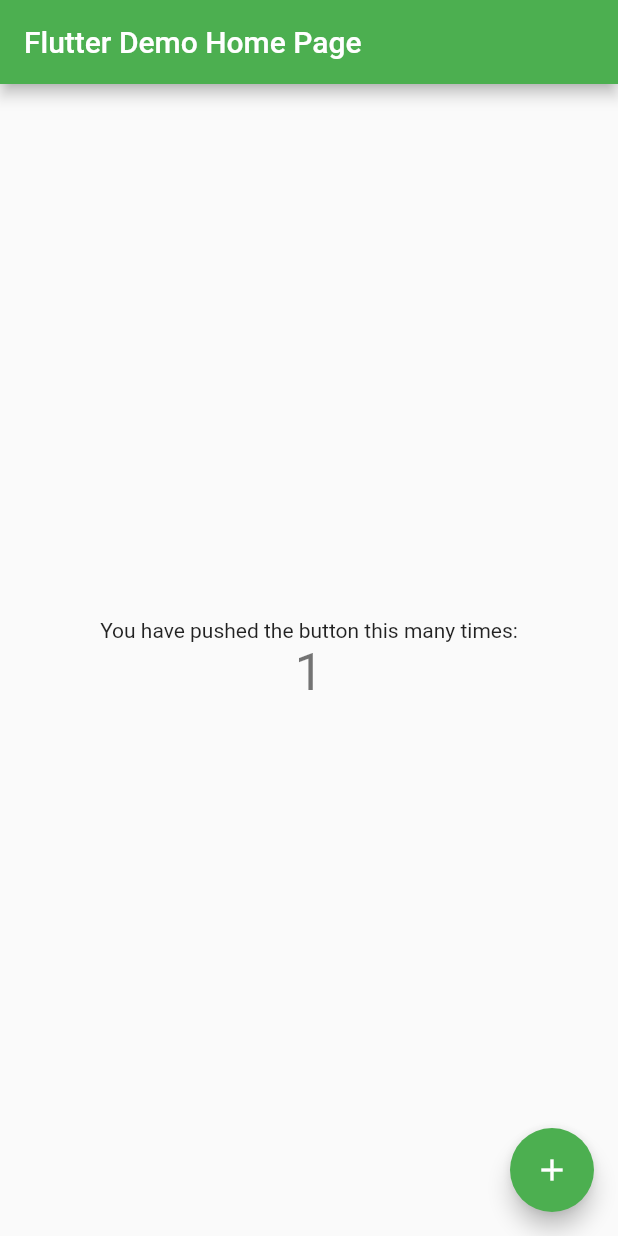
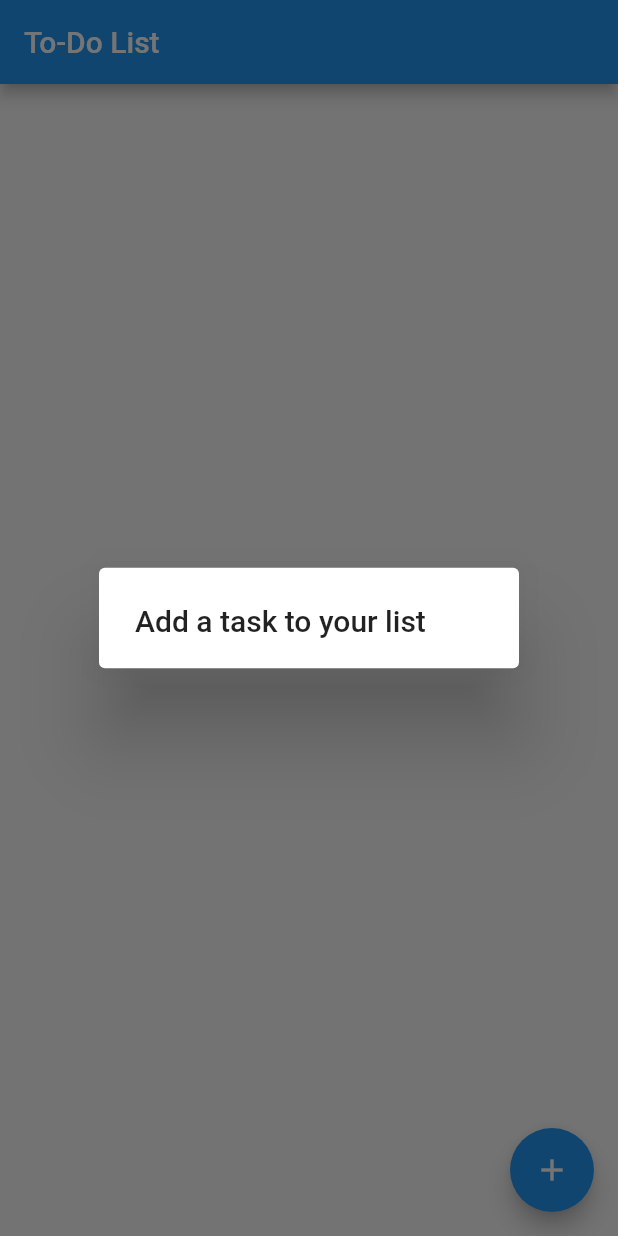
Before and after one commit to MaDaWa404/flutter_e_portfolio, a Flutter app: the screen it shows after launch, after a tap on the "add" icon, on a phone screen of 412 x 824 dp. Run offline on Flutter 3.47's test engine with Material 2 defaults, Android fonts, the phone set to English and light mode, and no system bars; our stand-ins replace shared_preferences.

Commit message:
prepared code for demo

```diff
--- a/lib/main.dart
+++ b/lib/main.dart
@@ -1,115 +1,77 @@
 import 'package:flutter/material.dart';
+import 'package:shared_preferences/shared_preferences.dart';
 
-void main() {
-  runApp(const MyApp());
-}
+void main() => runApp(const App());
 
-class MyApp extends StatelessWidget {
-  const MyApp({Key? key}) : super(key: key);
+class App extends StatelessWidget {
+  const App({Key? key}) : super(key: key);
 
-  // This widget is the root of your application.
   @override
   Widget build(BuildContext context) {
-    return MaterialApp(
-      title: 'Flutter Demo',
-      theme: ThemeData(
-        // This is the theme of your application.
-        //
-        // Try running your application with "flutter run". You'll see the
-        // application has a blue toolbar. Then, without quitting the app, try
-        // changing the primarySwatch below to Colors.green and then invoke
-        // "hot reload" (press "r" in the console where you ran "flutter run",
-        // or simply save your changes to "hot reload" in a Flutter IDE).
-        // Notice that the counter didn't reset back to zero; the application
-        // is not restarted.
-        primarySwatch: Colors.green,
-      ),
-      home: const MyHomePage(title: 'Flutter Demo Home Page'),
-    );
+    return const MaterialApp(title: 'To-Do List', home: TodoList());
   }
 }
 
-class MyHomePage extends StatefulWidget {
-  const MyHomePage({Key? key, required this.title}) : super(key: key);
-
-  // This widget is the home page of your application. It is stateful, meaning
-  // that it has a State object (defined below) that contains fields that affect
-  // how it looks.
-
-  // This class is the configuration for the state. It holds the values (in this
-  // case the title) provided by the parent (in this case the App widget) and
-  // used by the build method of the State. Fields in a Widget subclass are
-  // always marked "final".
-
-  final String title;
+class TodoList extends StatefulWidget {
+  const TodoList({Key? key}) : super(key: key);
 
   @override
-  State<MyHomePage> createState() => _MyHomePageState();
+  _TodoListState createState() => _TodoListState();
 }
 
-class _MyHomePageState extends State<MyHomePage> {
-  int _counter = 0;
+class _TodoListState extends State<TodoList> {
+  List<String> _todoList = <String>[];
 
-  void _incrementCounter() {
-    setState(() {
-      // This call to setState tells the Flutter framework that something has
-      // changed in this State, which causes it to rerun the build method below
-      // so that the display can reflect the updated values. If we changed
-      // _counter without calling setState(), then the build method would not be
-      // called again, and so nothing would appear to happen.
-      _counter++;
-    });
+  void loadTodos() async {
+    setState(() {});
+  }
+
+  List<Widget> _getItems() {
+    final List<Widget> todoWidgets = <Widget>[];
+    for (var i = 0; i < _todoList.length; i++) {
+      todoWidgets.add(_buildTodoItem(i));
+    }
+    return todoWidgets;
+  }
+
+  Widget _buildTodoItem(int index) {
+    return Text(_todoList.elementAt(index));
   }
 
   @override
+  void initState() {
+    super.initState();
+    loadTodos();
+  }
+
+  final TextEditingController _textFieldController = TextEditingController();
+
+  @override
   Widget build(BuildContext context) {
-    // This method is rerun every time setState is called, for instance as done
-    // by the _incrementCounter method above.
-    //
-    // The Flutter framework has been optimized to make rerunning build methods
-    // fast, so that you can just rebuild anything that needs updating rather
-    // than having to individually change instances of widgets.
     return Scaffold(
-      appBar: AppBar(
-        // Here we take the value from the MyHomePage object that was created by
-        // the App.build method, and use it to set our appbar title.
-        title: Text(widget.title),
-      ),
-      body: Center(
-        // Center is a layout widget. It takes a single child and positions it
-        // in the middle of the parent.
-        child: Column(
-          // Column is also a layout widget. It takes a list of children and
-          // arranges them vertically. By default, it sizes itself to fit its
-          // children horizontally, and tries to be as tall as its parent.
-          //
-          // Invoke "debug painting" (press "p" in the console, choose the
-          // "Toggle Debug Paint" action from the Flutter Inspector in Android
-          // Studio, or the "Toggle Debug Paint" command in Visual Studio Code)
-          // to see the wireframe for each widget.
-          //
-          // Column has various properties to control how it sizes itself and
-          // how it positions its children. Here we use mainAxisAlignment to
-          // center the children vertically; the main axis here is the vertical
-          // axis because Columns are vertical (the cross axis would be
-          // horizontal).
-          mainAxisAlignment: MainAxisAlignment.center,
-          children: <Widget>[
-            const Text(
-              'You have pushed the button this many times:',
-            ),
-            Text(
-              '$_counter',
-              style: Theme.of(context).textTheme.headline4,
-            ),
-          ],
-        ),
-      ),
+      appBar: AppBar(title: const Text('To-Do List')),
+      body: ListView(children: _getItems()),
       floatingActionButton: FloatingActionButton(
-        onPressed: _incrementCounter,
-        tooltip: 'Increment',
-        child: const Icon(Icons.add),
-      ), // This trailing comma makes auto-formatting nicer for build methods.
+          onPressed: () => _displayDialog(context),
+          tooltip: 'Add Item',
+          child: const Icon(Icons.add)),
     );
   }
+
+  void _addTodoItem(String title) async {
+    setState(() {
+      _todoList.add(title);
+    });
+    _textFieldController.clear();
+  }
+
+  Future<dynamic> _displayDialog(BuildContext context) async {
+    return showDialog(
+        context: context,
+        builder: (BuildContext context) {
+          return AlertDialog(
+            title: const Text('Add a task to your list'),
+          );
+        });
+  }
 }
--- a/pubspec.yaml
+++ b/pubspec.yaml
@@ -34,6 +34,7 @@
   # The following adds the Cupertino Icons font to your application.
   # Use with the CupertinoIcons class for iOS style icons.
   cupertino_icons: ^1.0.2
+  shared_preferences: ^2.0.15
 
 dev_dependencies:
   flutter_test:
```
Also changed, not shown: pubspec.lock, 2 other files.
